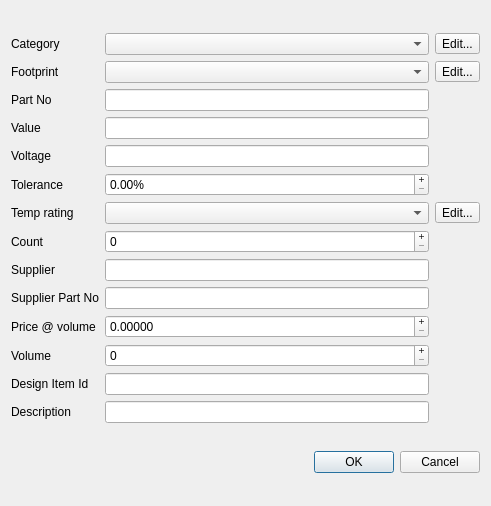
Above: dialog_component.ui from MikaelStrom/compdb before the change. Below: the same form after it.
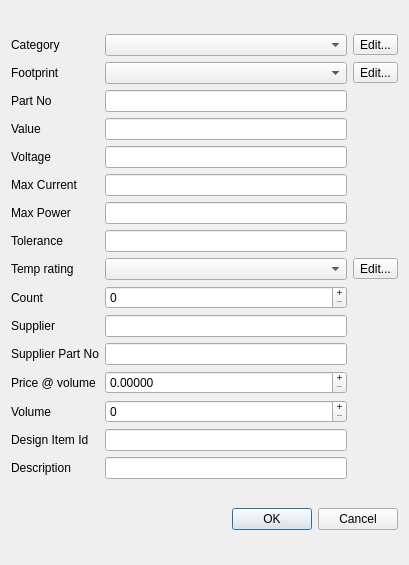
That is the form after the change.

Patch:
```diff
--- a/dialog_component.ui
+++ b/dialog_component.ui
@@ -6,8 +6,8 @@
    <rect>
     <x>0</x>
     <y>0</y>
-    <width>491</width>
-    <height>506</height>
+    <width>409</width>
+    <height>565</height>
    </rect>
   </property>
   <property name="windowTitle">
@@ -19,10 +19,41 @@
      <property name="bottomMargin">
       <number>0</number>
      </property>
+     <item row="5" column="0">
+      <widget class="QLabel" name="label_16">
+       <property name="text">
+        <string>Max Current</string>
+       </property>
+      </widget>
+     </item>
+     <item row="7" column="1">
+      <widget class="QLineEdit" name="le_tolerance">
+       <property name="alignment">
+        <set>Qt::AlignLeading|Qt::AlignLeft|Qt::AlignVCenter</set>
+       </property>
+      </widget>
+     </item>
+     <item row="1" column="2">
+      <widget class="QToolButton" name="btn_footprint">
+       <property name="focusPolicy">
+        <enum>Qt::NoFocus</enum>
+       </property>
+       <property name="text">
+        <string>Edit...</string>
+       </property>
+      </widget>
+     </item>
+     <item row="10" column="1">
+      <widget class="QLineEdit" name="le_supplier">
+       <property name="alignment">
+        <set>Qt::AlignLeading|Qt::AlignLeft|Qt::AlignVCenter</set>
+       </property>
+      </widget>
+     </item>
      <item row="13" column="0">
-      <widget class="QLabel" name="label_11">
+      <widget class="QLabel" name="label_12">
        <property name="text">
-        <string>Description</string>
+        <string>Volume</string>
        </property>
       </widget>
      </item>
@@ -33,58 +64,6 @@
        </property>
       </widget>
      </item>
-     <item row="8" column="1">
-      <widget class="QLineEdit" name="le_supplier">
-       <property name="alignment">
-        <set>Qt::AlignLeading|Qt::AlignLeft|Qt::AlignVCenter</set>
-       </property>
-      </widget>
-     </item>
-     <item row="2" column="0">
-      <widget class="QLabel" name="label_4">
-       <property name="text">
-        <string>Part No</string>
-       </property>
-      </widget>
-     </item>
-     <item row="11" column="0">
-      <widget class="QLabel" name="label_12">
-       <property name="text">
-        <string>Volume</string>
-       </property>
-      </widget>
-     </item>
-     <item row="11" column="1">
-      <widget class="QSpinBox" name="sp_volume">
-       <property name="sizePolicy">
-        <sizepolicy hsizetype="Expanding" vsizetype="Fixed">
-         <horstretch>0</horstretch>
-         <verstretch>0</verstretch>
-        </sizepolicy>
-       </property>
-       <property name="focusPolicy">
-        <enum>Qt::StrongFocus</enum>
-       </property>
-       <property name="layoutDirection">
-        <enum>Qt::LeftToRight</enum>
-       </property>
-       <property name="alignment">
-        <set>Qt::AlignLeading|Qt::AlignLeft|Qt::AlignVCenter</set>
-       </property>
-       <property name="buttonSymbols">
-        <enum>QAbstractSpinBox::PlusMinus</enum>
-       </property>
-       <property name="showGroupSeparator" stdset="0">
-        <bool>true</bool>
-       </property>
-       <property name="maximum">
-        <number>1000000000</number>
-       </property>
-       <property name="value">
-        <number>0</number>
-       </property>
-      </widget>
-     </item>
      <item row="3" column="1">
       <widget class="QLineEdit" name="le_value">
        <property name="alignment">
@@ -92,6 +71,74 @@
        </property>
       </widget>
      </item>
+     <item row="4" column="0">
+      <widget class="QLabel" name="label_13">
+       <property name="text">
+        <string>Voltage</string>
+       </property>
+      </widget>
+     </item>
+     <item row="14" column="0">
+      <widget class="QLabel" name="label_10">
+       <property name="text">
+        <string>Design Item Id</string>
+       </property>
+      </widget>
+     </item>
+     <item row="0" column="1">
+      <widget class="QComboBox" name="cb_category">
+       <property name="sizePolicy">
+        <sizepolicy hsizetype="MinimumExpanding" vsizetype="Fixed">
+         <horstretch>0</horstretch>
+         <verstretch>0</verstretch>
+        </sizepolicy>
+       </property>
+       <property name="focusPolicy">
+        <enum>Qt::StrongFocus</enum>
+       </property>
+      </widget>
+     </item>
+     <item row="8" column="2">
+      <widget class="QToolButton" name="btn_temp">
+       <property name="focusPolicy">
+        <enum>Qt::NoFocus</enum>
+       </property>
+       <property name="text">
+        <string>Edit...</string>
+       </property>
+      </widget>
+     </item>
+     <item row="12" column="1">
+      <widget class="QDoubleSpinBox" name="sp_price">
+       <property name="focusPolicy">
+        <enum>Qt::StrongFocus</enum>
+       </property>
+       <property name="layoutDirection">
+        <enum>Qt::LeftToRight</enum>
+       </property>
+       <property name="alignment">
+        <set>Qt::AlignLeading|Qt::AlignLeft|Qt::AlignVCenter</set>
+       </property>
+       <property name="buttonSymbols">
+        <enum>QAbstractSpinBox::PlusMinus</enum>
+       </property>
+       <property name="correctionMode">
+        <enum>QAbstractSpinBox::CorrectToNearestValue</enum>
+       </property>
+       <property name="showGroupSeparator" stdset="0">
+        <bool>true</bool>
+       </property>
+       <property name="decimals">
+        <number>5</number>
+       </property>
+       <property name="maximum">
+        <double>999999999.000000000000000</double>
+       </property>
+       <property name="singleStep">
+        <double>0.100000000000000</double>
+       </property>
+      </widget>
+     </item>
      <item row="1" column="0">
       <widget class="QLabel" name="label_3">
        <property name="text">
@@ -99,87 +146,139 @@
        </property>
       </widget>
      </item>
-     <item row="1" column="1">
-      <widget class="QComboBox" name="cb_footprint">
-       <property name="sizePolicy">
-        <sizepolicy hsizetype="MinimumExpanding" vsizetype="Fixed">
-         <horstretch>0</horstretch>
-         <verstretch>0</verstretch>
-        </sizepolicy>
-       </property>
-       <property name="focusPolicy">
-        <enum>Qt::StrongFocus</enum>
-       </property>
-      </widget>
-     </item>
-     <item row="10" column="0">
+     <item row="12" column="0">
       <widget class="QLabel" name="label_8">
        <property name="text">
         <string>Price @ volume</string>
        </property>
       </widget>
      </item>
-     <item row="9" column="0">
+     <item row="1" column="1">
+      <widget class="QComboBox" name="cb_footprint">
+       <property name="sizePolicy">
+        <sizepolicy hsizetype="MinimumExpanding" vsizetype="Fixed">
+         <horstretch>0</horstretch>
+         <verstretch>0</verstretch>
+        </sizepolicy>
+       </property>
+       <property name="focusPolicy">
+        <enum>Qt::StrongFocus</enum>
+       </property>
+       <property name="editable">
+        <bool>false</bool>
+       </property>
+      </widget>
+     </item>
+     <item row="11" column="0">
       <widget class="QLabel" name="label_9">
        <property name="text">
         <string>Supplier Part No</string>
        </property>
       </widget>
      </item>
-     <item row="6" column="0">
+     <item row="11" column="1">
+      <widget class="QLineEdit" name="le_supplier_part_no">
+       <property name="alignment">
+        <set>Qt::AlignLeading|Qt::AlignLeft|Qt::AlignVCenter</set>
+       </property>
+      </widget>
+     </item>
+     <item row="7" column="0">
+      <widget class="QLabel" name="label_14">
+       <property name="text">
+        <string>Tolerance</string>
+       </property>
+      </widget>
+     </item>
+     <item row="0" column="2">
+      <widget class="QToolButton" name="btn_category">
+       <property name="focusPolicy">
+        <enum>Qt::NoFocus</enum>
+       </property>
+       <property name="text">
+        <string>Edit...</string>
+       </property>
+      </widget>
+     </item>
+     <item row="9" column="0">
+      <widget class="QLabel" name="label_6">
+       <property name="text">
+        <string>Count</string>
+       </property>
+      </widget>
+     </item>
+     <item row="9" column="1">
+      <widget class="QSpinBox" name="sp_count">
+       <property name="sizePolicy">
+        <sizepolicy hsizetype="Expanding" vsizetype="Fixed">
+         <horstretch>0</horstretch>
+         <verstretch>0</verstretch>
+        </sizepolicy>
+       </property>
+       <property name="focusPolicy">
+        <enum>Qt::StrongFocus</enum>
+       </property>
+       <property name="layoutDirection">
+        <enum>Qt::LeftToRight</enum>
+       </property>
+       <property name="alignment">
+        <set>Qt::AlignLeading|Qt::AlignLeft|Qt::AlignVCenter</set>
+       </property>
+       <property name="buttonSymbols">
+        <enum>QAbstractSpinBox::PlusMinus</enum>
+       </property>
+       <property name="showGroupSeparator" stdset="0">
+        <bool>true</bool>
+       </property>
+       <property name="minimum">
+        <number>0</number>
+       </property>
+       <property name="maximum">
+        <number>1000000000</number>
+       </property>
+      </widget>
+     </item>
+     <item row="15" column="1">
+      <widget class="QLineEdit" name="le_description">
+       <property name="alignment">
+        <set>Qt::AlignLeading|Qt::AlignLeft|Qt::AlignVCenter</set>
+       </property>
+      </widget>
+     </item>
+     <item row="10" column="0">
+      <widget class="QLabel" name="label_7">
+       <property name="text">
+        <string>Supplier</string>
+       </property>
+      </widget>
+     </item>
+     <item row="8" column="1">
+      <widget class="QComboBox" name="cb_temp">
+       <property name="sizePolicy">
+        <sizepolicy hsizetype="MinimumExpanding" vsizetype="Fixed">
+         <horstretch>0</horstretch>
+         <verstretch>0</verstretch>
+        </sizepolicy>
+       </property>
+       <property name="focusPolicy">
+        <enum>Qt::StrongFocus</enum>
+       </property>
+      </widget>
+     </item>
+     <item row="2" column="0">
+      <widget class="QLabel" name="label_4">
+       <property name="text">
+        <string>Part No</string>
+       </property>
+      </widget>
+     </item>
+     <item row="8" column="0">
       <widget class="QLabel" name="label_15">
        <property name="text">
         <string>Temp rating</string>
        </property>
       </widget>
      </item>
-     <item row="12" column="0">
-      <widget class="QLabel" name="label_10">
-       <property name="text">
-        <string>Design Item Id</string>
-       </property>
-      </widget>
-     </item>
-     <item row="0" column="1">
-      <widget class="QComboBox" name="cb_category">
-       <property name="sizePolicy">
-        <sizepolicy hsizetype="MinimumExpanding" vsizetype="Fixed">
-         <horstretch>0</horstretch>
-         <verstretch>0</verstretch>
-        </sizepolicy>
-       </property>
-       <property name="focusPolicy">
-        <enum>Qt::StrongFocus</enum>
-       </property>
-      </widget>
-     </item>
-     <item row="4" column="0">
-      <widget class="QLabel" name="label_13">
-       <property name="text">
-        <string>Voltage</string>
-       </property>
-      </widget>
-     </item>
-     <item row="6" column="1">
-      <widget class="QComboBox" name="cb_temp">
-       <property name="sizePolicy">
-        <sizepolicy hsizetype="MinimumExpanding" vsizetype="Fixed">
-         <horstretch>0</horstretch>
-         <verstretch>0</verstretch>
-        </sizepolicy>
-       </property>
-       <property name="focusPolicy">
-        <enum>Qt::StrongFocus</enum>
-       </property>
-      </widget>
-     </item>
-     <item row="2" column="1">
-      <widget class="QLineEdit" name="le_part_no">
-       <property name="alignment">
-        <set>Qt::AlignLeading|Qt::AlignLeft|Qt::AlignVCenter</set>
-       </property>
-      </widget>
-     </item>
      <item row="4" column="1">
       <widget class="QLineEdit" name="le_voltage">
        <property name="alignment">
@@ -187,13 +286,6 @@
        </property>
       </widget>
      </item>
-     <item row="5" column="0">
-      <widget class="QLabel" name="label_14">
-       <property name="text">
-        <string>Tolerance</string>
-       </property>
-      </widget>
-     </item>
      <item row="3" column="0">
       <widget class="QLabel" name="label_5">
        <property name="text">
@@ -201,43 +293,15 @@
        </property>
       </widget>
      </item>
-     <item row="9" column="1">
-      <widget class="QLineEdit" name="le_supplier_part_no">
+     <item row="2" column="1">
+      <widget class="QLineEdit" name="le_part_no">
        <property name="alignment">
         <set>Qt::AlignLeading|Qt::AlignLeft|Qt::AlignVCenter</set>
        </property>
       </widget>
      </item>
-     <item row="8" column="0">
-      <widget class="QLabel" name="label_7">
-       <property name="text">
-        <string>Supplier</string>
-       </property>
-      </widget>
-     </item>
-     <item row="12" column="1">
-      <widget class="QLineEdit" name="le_design_item_id">
-       <property name="alignment">
-        <set>Qt::AlignLeading|Qt::AlignLeft|Qt::AlignVCenter</set>
-       </property>
-      </widget>
-     </item>
-     <item row="7" column="0">
-      <widget class="QLabel" name="label_6">
-       <property name="text">
-        <string>Count</string>
-       </property>
-      </widget>
-     </item>
      <item row="13" column="1">
-      <widget class="QLineEdit" name="le_descrtion">
-       <property name="alignment">
-        <set>Qt::AlignLeading|Qt::AlignLeft|Qt::AlignVCenter</set>
-       </property>
-      </widget>
-     </item>
-     <item row="7" column="1">
-      <widget class="QSpinBox" name="sp_count">
+      <widget class="QSpinBox" name="sp_volume">
        <property name="sizePolicy">
         <sizepolicy hsizetype="Expanding" vsizetype="Fixed">
          <horstretch>0</horstretch>
@@ -259,100 +323,46 @@
        <property name="showGroupSeparator" stdset="0">
         <bool>true</bool>
        </property>
-       <property name="minimum">
-        <number>0</number>
-       </property>
        <property name="maximum">
         <number>1000000000</number>
        </property>
-      </widget>
-     </item>
-     <item row="0" column="2">
-      <widget class="QToolButton" name="btn_category">
-       <property name="focusPolicy">
-        <enum>Qt::NoFocus</enum>
+       <property name="value">
+        <number>0</number>
        </property>
-       <property name="text">
-        <string>Edit...</string>
-       </property>
       </widget>
      </item>
-     <item row="1" column="2">
-      <widget class="QToolButton" name="btn_footprint">
-       <property name="focusPolicy">
-        <enum>Qt::NoFocus</enum>
-       </property>
-       <property name="text">
-        <string>Edit...</string>
-       </property>
-      </widget>
-     </item>
-     <item row="6" column="2">
-      <widget class="QToolButton" name="btn_temp">
-       <property name="focusPolicy">
-        <enum>Qt::NoFocus</enum>
-       </property>
-       <property name="text">
-        <string>Edit...</string>
-       </property>
-      </widget>
-     </item>
-     <item row="10" column="1">
-      <widget class="QDoubleSpinBox" name="sp_price">
-       <property name="focusPolicy">
-        <enum>Qt::StrongFocus</enum>
-       </property>
-       <property name="layoutDirection">
-        <enum>Qt::LeftToRight</enum>
-       </property>
+     <item row="14" column="1">
+      <widget class="QLineEdit" name="le_design_item_id">
        <property name="alignment">
         <set>Qt::AlignLeading|Qt::AlignLeft|Qt::AlignVCenter</set>
        </property>
-       <property name="buttonSymbols">
-        <enum>QAbstractSpinBox::PlusMinus</enum>
+      </widget>
+     </item>
+     <item row="15" column="0">
+      <widget class="QLabel" name="label_11">
+       <property name="text">
+        <string>Description</string>
        </property>
-       <property name="correctionMode">
-        <enum>QAbstractSpinBox::CorrectToNearestValue</enum>
-       </property>
-       <property name="showGroupSeparator" stdset="0">
-        <bool>true</bool>
-       </property>
-       <property name="decimals">
-        <number>5</number>
-       </property>
-       <property name="maximum">
-        <double>999999999.000000000000000</double>
-       </property>
-       <property name="singleStep">
-        <double>0.100000000000000</double>
+      </widget>
+     </item>
+     <item row="6" column="0">
+      <widget class="QLabel" name="label_17">
+       <property name="text">
+        <string>Max Power</string>
        </property>
       </widget>
      </item>
      <item row="5" column="1">
-      <widget class="QDoubleSpinBox" name="sp_tolerance">
-       <property name="sizePolicy">
-        <sizepolicy hsizetype="Expanding" vsizetype="Fixed">
-         <horstretch>0</horstretch>
-         <verstretch>0</verstretch>
-        </sizepolicy>
-       </property>
-       <property name="focusPolicy">
-        <enum>Qt::StrongFocus</enum>
-       </property>
-       <property name="layoutDirection">
-        <enum>Qt::LeftToRight</enum>
-       </property>
-       <property name="frame">
-        <bool>true</bool>
-       </property>
+      <widget class="QLineEdit" name="le_amp">
        <property name="alignment">
         <set>Qt::AlignLeading|Qt::AlignLeft|Qt::AlignVCenter</set>
        </property>
-       <property name="buttonSymbols">
-        <enum>QAbstractSpinBox::PlusMinus</enum>
-       </property>
-       <property name="suffix">
-        <string>%</string>
+      </widget>
+     </item>
+     <item row="6" column="1">
+      <widget class="QLineEdit" name="le_power">
+       <property name="alignment">
+        <set>Qt::AlignLeading|Qt::AlignLeft|Qt::AlignVCenter</set>
        </property>
       </widget>
      </item>
```
Left out of the diff: 14 changed lines with no effect on the pictures.
